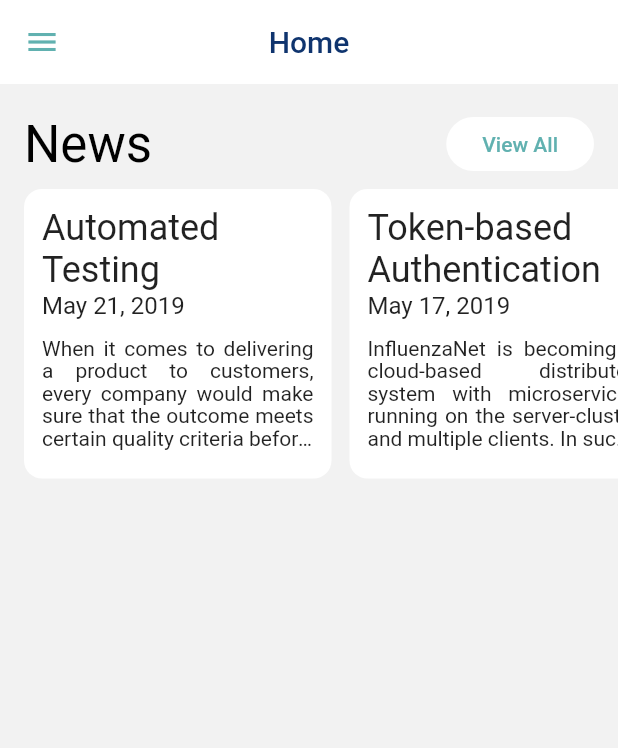
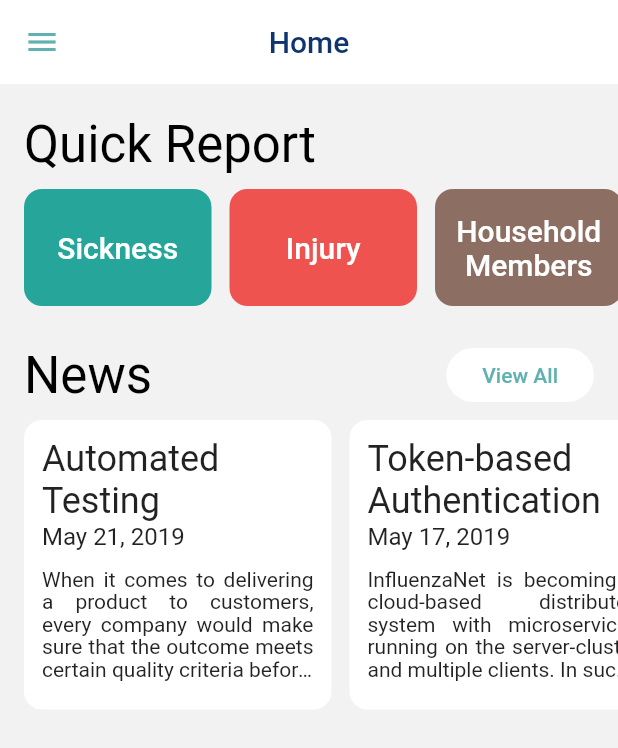
Before and after one commit to influenzanet/app, a Flutter app: the HomePage widget shown alone on an empty page, opened directly, on a phone screen of 412 x 824 dp. Shown: the top 748 px of the screen. Run offline on Flutter 3.47's test engine with Material 2 defaults, Android fonts, the phone set to English and light mode, and no system bars; our stand-ins replace circular_check_box.

Commit message:
Added Quick Actions and ThemedCard widget.

```diff
--- /dev/null
+++ b/lib/ui/common/widgets/cards/themed-card.dart
@@ -0,0 +1,30 @@
+import 'package:InfluenzaNet/ui/common/themes/influenzanet-theme.dart';
+import 'package:flutter/material.dart';
+
+class ThemedCard extends StatelessWidget {
+  final double width;
+  final double height;
+  final Color color;
+  final Color splashColor;
+  final void Function() onTap;
+  final Widget child;
+
+  ThemedCard(
+      {@required this.width, @required this.height, @required this.color, this.splashColor, this.onTap, this.child});
+
+  @override
+  Widget build(BuildContext context) {
+    return Ink(
+      decoration: BoxDecoration(color: color, borderRadius: BorderRadius.circular(ThemeElements.cardBorderRadius)),
+      width: width,
+      height: height,
+      child: InkWell(
+        borderRadius: BorderRadius.circular(ThemeElements.cardBorderRadius),
+        splashColor: splashColor?.withOpacity(0.75),
+        highlightColor: splashColor?.withOpacity(0.5),
+        onTap: onTap,
+        child: child,
+      ),
+    );
+  }
+}
--- a/lib/ui/common/widgets/lists/horizontal-list.dart
+++ b/lib/ui/common/widgets/lists/horizontal-list.dart
@@ -31,17 +31,23 @@ class HorizontalList extends StatelessWidget {
           child: Row(
             mainAxisSize: MainAxisSize.max,
             mainAxisAlignment: MainAxisAlignment.spaceBetween,
+            crossAxisAlignment: CrossAxisAlignment.center,
             children: <Widget>[
               Text(
                 titleText,
                 style: themeData.textTheme.display1,
               ),
-              if (onViewAllPressed != null)
-                ThemedSecondaryButton(
+              Visibility(
+                visible: onViewAllPressed != null,
+                maintainSize: true,
+                maintainAnimation: true,
+                maintainState: true,
+                child: ThemedSecondaryButton(
                   themeData,
                   text: 'View All',
                   onPressed: onViewAllPressed,
                 ),
+              ),
             ],
           ),
         ),
--- a/lib/ui/main/home/home-page.dart
+++ b/lib/ui/main/home/home-page.dart
@@ -1,4 +1,5 @@
 import 'package:InfluenzaNet/ui/common/themes/influenzanet-theme.dart';
+import 'package:InfluenzaNet/ui/common/widgets/cards/themed-card.dart';
 import 'package:InfluenzaNet/ui/common/widgets/lists/horizontal-list.dart';
 import 'package:InfluenzaNet/ui/common/widgets/pages/scaffold-page.dart';
 import 'package:InfluenzaNet/ui/main/main-navigator.dart';
@@ -10,12 +11,56 @@ class HomePage extends ScaffoldPage {
 
   @override
   Widget buildBody(BuildContext context, ThemeData themeData) {
-    return Column(
-      mainAxisSize: MainAxisSize.max,
-      crossAxisAlignment: CrossAxisAlignment.stretch,
+    return ListView(
       children: <Widget>[
         Container(height: ThemeElements.pagePadding),
-        HorizontalList(
+        _quickActions(context),
+        Container(height: ThemeElements.elementPadding),
+        _news(context),
+      ],
+    );
+  }
+
+  Widget _quickActions(BuildContext context) {
+    ThemeData themeData = Theme.of(context);
+    return HorizontalList(
+      titleText: 'Quick Report',
+      height: 90,
+      children: <Widget>[
+        _quickActionItem(themeData, 'Sickness', Colors.teal),
+        _quickActionItem(themeData, 'Injury', Colors.red),
+        _quickActionItem(themeData, 'Household Members', Colors.brown),
+        _quickActionItem(themeData, 'Visit to Doctor', Colors.blue),
+        _quickActionItem(themeData, 'Hospital', Colors.orange),
+        _quickActionItem(themeData, 'Vaccination', Colors.green),
+      ],
+    );
+  }
+
+  Widget _quickActionItem(ThemeData themeData, String text, MaterialColor color) {
+    return Padding(
+      padding: const EdgeInsets.all(ThemeElements.listItemPadding),
+      child: ThemedCard(
+        color: color[400],
+        splashColor: color[700],
+        width: 125,
+        height: 90,
+        onTap: () {},
+        child: Padding(
+          padding: const EdgeInsets.all(ThemeElements.connectedElementPadding),
+          child: Center(
+              child: Text(
+            text,
+            textAlign: TextAlign.center,
+            style: themeData.textTheme.title.apply(color: Colors.white),
+          )),
+        ),
+      ),
+    );
+  }
+
+  Widget _news(BuildContext context) {
+    return HorizontalList(
       titleText: 'News',
       height: 205,
       onViewAllPressed: () {
@@ -41,8 +86,6 @@ class HomePage extends ScaffoldPage {
           'https://influenzanet.github.io/news/2019-03-08-logoparty/',
         ),
       ],
-        )
-      ],
     );
   }
 
--- a/lib/ui/main/news/news-item.dart
+++ b/lib/ui/main/news/news-item.dart
@@ -1,4 +1,5 @@
 import 'package:InfluenzaNet/ui/common/themes/influenzanet-theme.dart';
+import 'package:InfluenzaNet/ui/common/widgets/cards/themed-card.dart';
 import 'package:flutter/material.dart';
 import 'package:url_launcher/url_launcher.dart';
 
@@ -22,13 +23,10 @@ class NewsItem extends StatelessWidget {
   @override
   Widget build(BuildContext context) {
     ThemeData themeData = Theme.of(context);
-    return Ink(
-      decoration:
-          BoxDecoration(color: Colors.white, borderRadius: BorderRadius.circular(ThemeElements.cardBorderRadius)),
+    return ThemedCard(
+      color: Colors.white,
       width: width,
       height: height,
-      child: InkWell(
-        borderRadius: BorderRadius.circular(ThemeElements.cardBorderRadius),
       onTap: () {
         _openUrl(url);
       },
@@ -43,7 +41,6 @@ class NewsItem extends StatelessWidget {
             Container(height: ThemeElements.connectedElementPadding),
             _text(themeData),
           ],
-          ),
         ),
       ),
     );
```
Lines whose indentation alone changed are shown as unchanged.
